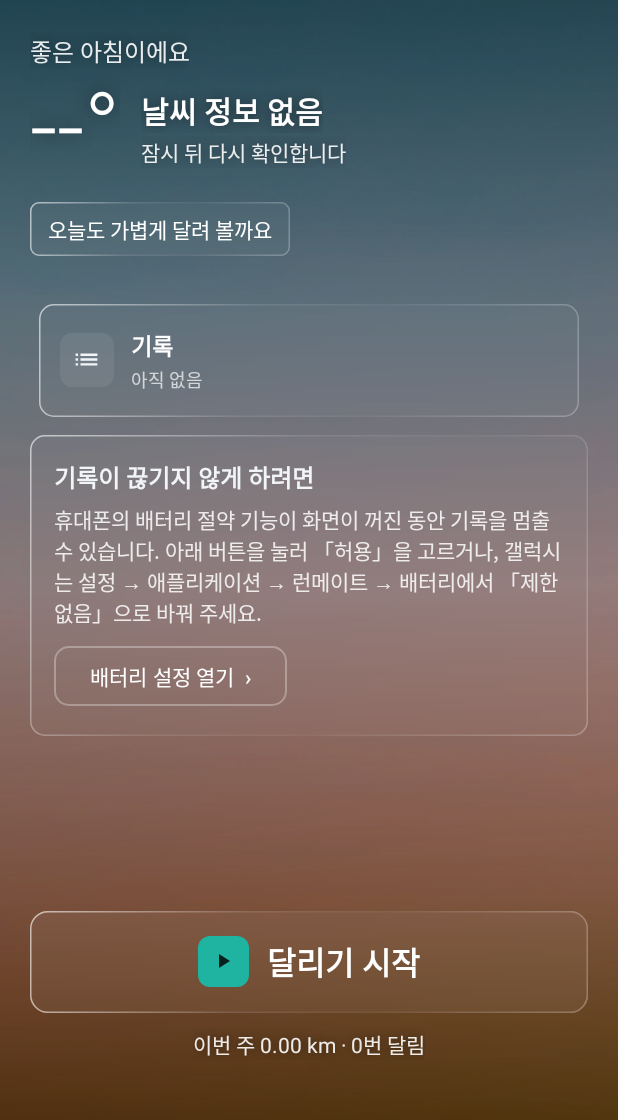
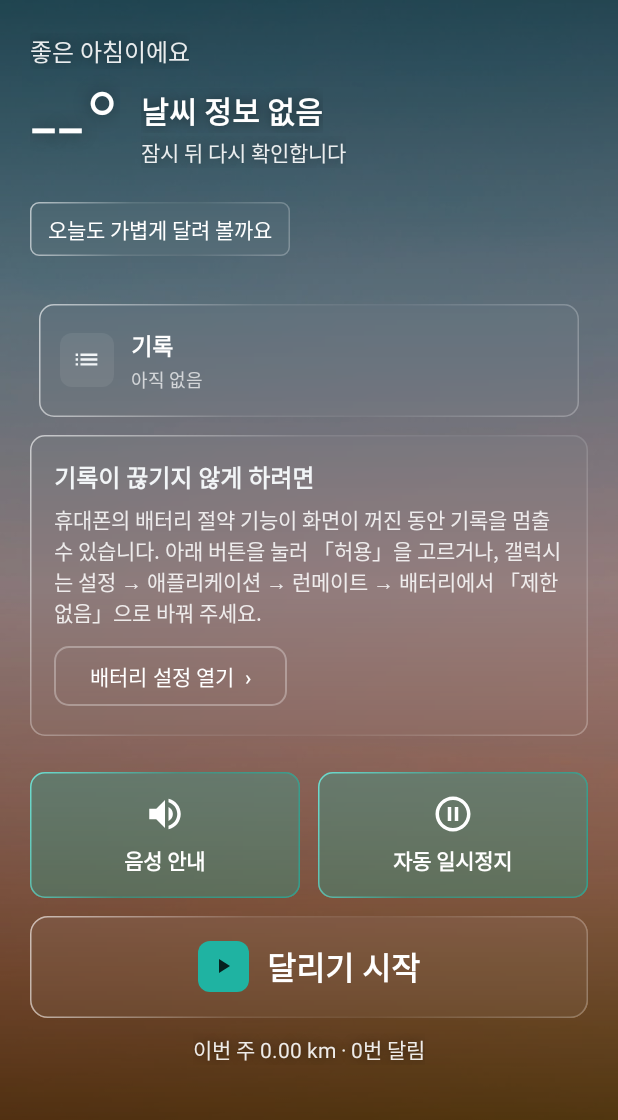
Before and after one commit to sby1234-ai/runmate, an Android app: the screen it shows after launch (MainActivity), on a phone screen of 412 x 824 dp, the part 93-1213 px from its top. Run offline under Robolectric (Android 15) with nearby library versions, the phone set to English and light mode, and no system bars; network calls fail; pictures from the network do not load.

```diff
--- a/app/build.gradle.kts
+++ b/app/build.gradle.kts
@@ -15,8 +15,8 @@ android {
         applicationId = "io.github.sby1234ai.runmate"
         minSdk = 26
         targetSdk = 36
-        versionCode = 22
-        versionName = "0.3.19"
+        versionCode = 23
+        versionName = "0.3.20"
     }
 
     signingConfigs {
--- a/app/src/main/java/io/github/sby1234ai/runmate/MainActivity.kt
+++ b/app/src/main/java/io/github/sby1234ai/runmate/MainActivity.kt
@@ -133,6 +133,8 @@ class MainActivity : AppCompatActivity() {
         if (savedInstanceState == null) bgPick.clear()
         findViewById<View>(R.id.btnSettings).setOnClickListener { startActivity(Intent(this, SettingsActivity::class.java)) }
         // 「달리기 시작」 → 준비 화면(운동·음성·자동 일시정지 고르기 → 3·2·1) → 돌아오면 기록 시작
+        bindToggle(R.id.togVoice, R.id.togVoiceSlash, R.id.togVoiceText, "음성 안내", { Prefs.voice(this) }) { Prefs.setVoice(this, it) }
+        bindToggle(R.id.togPause, R.id.togPauseSlash, R.id.togPauseText, "자동 일시정지", { Prefs.autoPause(this) }) { Prefs.setAutoPause(this, it) }
         // 달리는 중 첫 화면으로 나왔으면 같은 자리가 「달리는 중」 막대 → 누르면 달리기 화면으로
         findViewById<View>(R.id.btnStart).setOnClickListener {
             if (RunRecorder.recording) { homeWhileRunning = false; render(RunRecorder.snapshot()) }
@@ -433,6 +435,32 @@ class MainActivity : AppCompatActivity() {
         timeLabel.text = if (s.paused) "멈춤 — 시간이 흐르지 않습니다" else "운동 시간 (멈춘 시간 제외)"
     }
 
+    /**
+     * 아이콘 토글: 켜짐 = 청록 칸·흰 글자·원래 크기 / 꺼짐 = 무색 칸·사선·옅은 글자·94% 크기.
+     * 누르면 색과 크기가 부드럽게 바뀌고 짧게 진동. 기록 중에는 바꿀 수 없음(다음 기록부터 적용되는 값이라 헷갈리지 않게)
+     */
+    private fun bindToggle(boxId: Int, slashId: Int, textId: Int, name: String, get: () -> Boolean, set: (Boolean) -> Unit) {
+        val box = findViewById<View>(boxId); val slash = findViewById<View>(slashId); val text = findViewById<TextView>(textId)
+        fun show(on: Boolean, animate: Boolean) {
+            io.github.sby1234ai.runmate.ui.Glass.apply(box, if (on) io.github.sby1234ai.runmate.ui.GlassKind.ON else io.github.sby1234ai.runmate.ui.GlassKind.PANEL, false)
+            box.stateListAnimator = null
+            box.foreground = android.graphics.drawable.RippleDrawable(ColorStateList.valueOf(0x26FFFFFF), null,
+                android.graphics.drawable.GradientDrawable().apply { cornerRadius = 10 * resources.displayMetrics.density; setColor(-1) })
+            slash.visibility = if (on) View.GONE else View.VISIBLE
+            text.setTextColor(if (on) 0xFFFFFFFF.toInt() else 0x80FFFFFF.toInt())
+            (slash.parent as View).alpha = if (on) 1f else 0.55f
+            val scale = if (on) 1f else 0.94f
+            if (animate) box.animate().scaleX(scale).scaleY(scale).setDuration(180).start() else { box.scaleX = scale; box.scaleY = scale }
+            box.contentDescription = "$name ${if (on) "켜짐" else "꺼짐"}, 눌러서 바꾸기"
+        }
+        show(get(), false)
+        box.setOnClickListener {
+            if (RunRecorder.recording) { Toast.makeText(this, "기록 중에는 바꿀 수 없습니다. 다음 기록부터 적용돼요", Toast.LENGTH_SHORT).show(); return@setOnClickListener }
+            val v = !get(); set(v); show(v, true)
+            box.performHapticFeedback(android.view.HapticFeedbackConstants.CONTEXT_CLICK)
+        }
+    }
+
     /** 첫 화면 맨 아래 버튼: 평소엔 「달리기 시작」, 달리는 중엔 「달리는 중 12:34 · 2.31 km」 */
     private fun renderMiniBar(s: RunRecorder.Snapshot) {
         val label = findViewById<TextView>(R.id.startLabel)
--- a/app/src/main/java/io/github/sby1234ai/runmate/PrepActivity.kt
+++ b/app/src/main/java/io/github/sby1234ai/runmate/PrepActivity.kt
@@ -30,8 +30,9 @@ class PrepActivity : AppCompatActivity() {
         EdgeInsets.apply(this)
         renderPlans()
 
-        bindSwitch(R.id.rowVoice, R.id.swVoice, R.id.voiceState, Prefs.voice(this), "1km마다 거리와 시간을 읽어 줍니다") { Prefs.setVoice(this, it) }
-        bindSwitch(R.id.rowPause, R.id.swPause, R.id.pauseState, Prefs.autoPause(this), "멈춰 서면 운동 시간을 멈춥니다") { Prefs.setAutoPause(this, it) }
+        // 음성 안내·자동 일시정지는 첫 화면의 아이콘 토글로 옮김(같은 설정이 두 곳에 있지 않게)
+        for (id in intArrayOf(R.id.rowVoice, R.id.rowPause)) findViewById<View>(id).visibility = View.GONE
+        ((findViewById<View>(R.id.rowVoice).parent as android.view.ViewGroup).let { p -> p.getChildAt(p.indexOfChild(findViewById(R.id.rowVoice)) - 1) })?.visibility = View.GONE
 
         val go = findViewById<View>(R.id.btnGo)
         Glass.apply(go, GlassKind.STRONG, true)
--- a/app/src/main/java/io/github/sby1234ai/runmate/ui/Glass.kt
+++ b/app/src/main/java/io/github/sby1234ai/runmate/ui/Glass.kt
@@ -36,6 +36,8 @@ enum class GlassKind(val radiusDp: Float, val fill: Int, val edge: IntArray) {
     CHIP(6f, 0x0BFFFFFF, EDGE_WHITE),
     /** 고른 항목(준비 화면의 운동 카드): 청록 빛 테두리 */
     SELECTED(10f, 0x141FB3A2, intArrayOf(0xF21FB3A2.toInt(), 0x661FB3A2, 0xB31FB3A2.toInt())),
+    /** 켜진 토글: 청록으로 채운 칸 */
+    ON(10f, 0x4D1FB3A2, intArrayOf(0xF26FE3D6.toInt(), 0x661FB3A2, 0xB31FB3A2.toInt())),
     /** 대화상자 판 */
     SHEET(14f, 0x6B1E2830, EDGE_WHITE),
     /** 대화상자 「취소」 같은 보조 버튼 */
--- /dev/null
+++ b/app/src/main/res/drawable/ic_slash.xml
@@ -0,0 +1,6 @@
+<?xml version="1.0" encoding="utf-8"?>
+<!-- 꺼짐 표시: 아이콘 위에 긋는 사선 -->
+<vector xmlns:android="http://schemas.android.com/apk/res/android"
+    android:width="24dp" android:height="24dp" android:viewportWidth="24" android:viewportHeight="24">
+    <path android:pathData="M4,4 L20,20" android:strokeColor="#FFFFFFFF" android:strokeWidth="2.2" android:strokeLineCap="round" />
+</vector>
--- a/app/src/main/res/layout/activity_main.xml
+++ b/app/src/main/res/layout/activity_main.xml
@@ -71,6 +71,35 @@
 
             <!-- 시작 버튼은 맨 아래(엄지가 닿는 곳) -->
             <Space android:layout_width="1dp" android:layout_height="0dp" android:layout_weight="1" android:minHeight="24dp" />
+
+            <!-- 빠른 켜고 끄기: 음성 안내 · 자동 일시정지(켜짐 = 청록 칸, 꺼짐 = 무색·작게·사선) -->
+            <LinearLayout android:layout_width="match_parent" android:layout_height="wrap_content"
+                android:orientation="horizontal" android:layout_marginBottom="12dp">
+                <LinearLayout android:id="@+id/togVoice" android:layout_width="0dp" android:layout_weight="1" android:layout_height="84dp"
+                    android:layout_marginEnd="6dp" android:orientation="vertical" android:gravity="center"
+                    android:clickable="true" android:focusable="true">
+                    <FrameLayout android:layout_width="28dp" android:layout_height="28dp">
+                        <ImageView android:layout_width="match_parent" android:layout_height="match_parent"
+                            android:src="@drawable/ic_volume" android:importantForAccessibility="no" />
+                        <ImageView android:id="@+id/togVoiceSlash" android:layout_width="match_parent" android:layout_height="match_parent"
+                            android:src="@drawable/ic_slash" android:importantForAccessibility="no" />
+                    </FrameLayout>
+                    <TextView android:id="@+id/togVoiceText" android:layout_width="wrap_content" android:layout_height="wrap_content"
+                        android:layout_marginTop="6dp" android:text="음성 안내" android:textSize="14sp" android:textStyle="bold" />
+                </LinearLayout>
+                <LinearLayout android:id="@+id/togPause" android:layout_width="0dp" android:layout_weight="1" android:layout_height="84dp"
+                    android:layout_marginStart="6dp" android:orientation="vertical" android:gravity="center"
+                    android:clickable="true" android:focusable="true">
+                    <FrameLayout android:layout_width="28dp" android:layout_height="28dp">
+                        <ImageView android:layout_width="match_parent" android:layout_height="match_parent"
+                            android:src="@drawable/ic_pause" android:importantForAccessibility="no" />
+                        <ImageView android:id="@+id/togPauseSlash" android:layout_width="match_parent" android:layout_height="match_parent"
+                            android:src="@drawable/ic_slash" android:importantForAccessibility="no" />
+                    </FrameLayout>
+                    <TextView android:id="@+id/togPauseText" android:layout_width="wrap_content" android:layout_height="wrap_content"
+                        android:layout_marginTop="6dp" android:text="자동 일시정지" android:textSize="14sp" android:textStyle="bold" />
+                </LinearLayout>
+            </LinearLayout>
 
             <LinearLayout android:id="@+id/btnStart"
                 android:layout_width="match_parent" android:layout_height="68dp"
```
Also changed, not shown: 1 other file.
